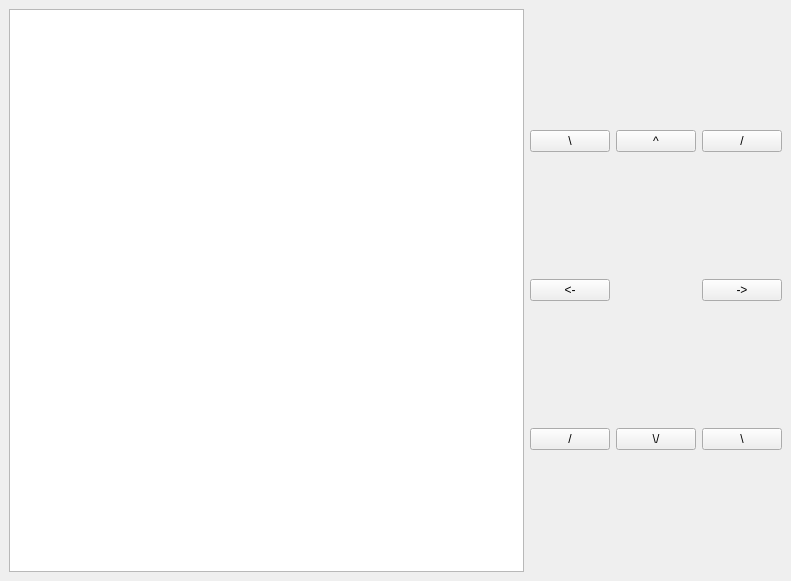
This is 2/src/forms_ui/main_window.ui in dazzlemon/diit_121-ipz_y2_cg as Qt 5 draws it before an edit. The edited form follows.
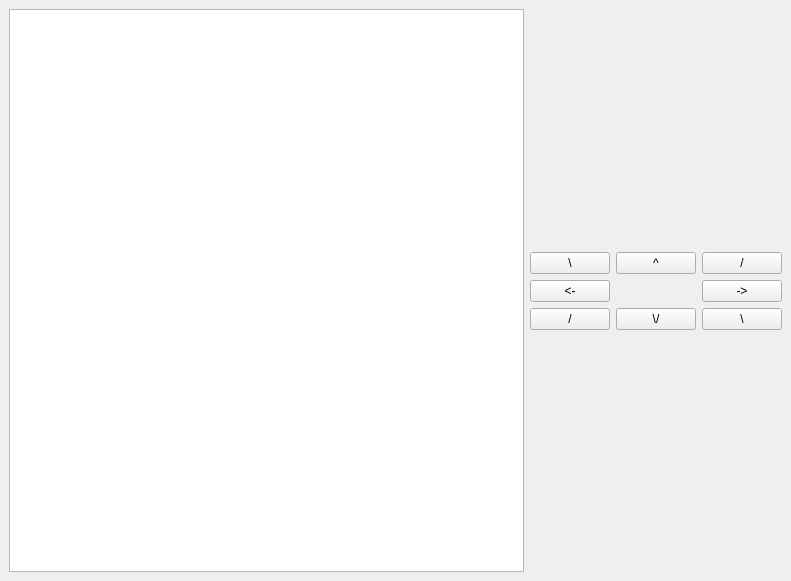
This is the edited form.

Commit message: control buttons together

Diff of the .ui file:
```diff
--- a/2/src/forms_ui/main_window.ui
+++ b/2/src/forms_ui/main_window.ui
@@ -26,62 +26,88 @@
     </item>
     <item row="2" column="2">
      <layout class="QGridLayout" name="gridLayout">
-      <item row="0" column="1">
+      <item row="1" column="1">
        <widget class="QPushButton" name="moveUpButton">
         <property name="text">
          <string>^</string>
         </property>
        </widget>
       </item>
-      <item row="0" column="2">
-       <widget class="QPushButton" name="moveRightUpButton">
-        <property name="text">
-         <string>/</string>
-        </property>
-       </widget>
-      </item>
-      <item row="1" column="2">
-       <widget class="QPushButton" name="moveRightButton">
-        <property name="text">
-         <string>-&gt;</string>
-        </property>
-       </widget>
-      </item>
-      <item row="2" column="2">
-       <widget class="QPushButton" name="moveRightDownButton">
-        <property name="text">
-         <string>\</string>
-        </property>
-       </widget>
-      </item>
-      <item row="1" column="0">
-       <widget class="QPushButton" name="moveLeftButton">
-        <property name="text">
-         <string>&lt;-</string>
-        </property>
-       </widget>
-      </item>
-      <item row="2" column="0">
+      <item row="3" column="0">
        <widget class="QPushButton" name="moveLeftDownButton">
         <property name="text">
          <string>/</string>
         </property>
        </widget>
       </item>
-      <item row="2" column="1">
+      <item row="0" column="1">
+       <spacer name="verticalSpacer_2">
+        <property name="orientation">
+         <enum>Qt::Vertical</enum>
+        </property>
+        <property name="sizeHint" stdset="0">
+         <size>
+          <width>20</width>
+          <height>40</height>
+         </size>
+        </property>
+       </spacer>
+      </item>
+      <item row="1" column="2">
+       <widget class="QPushButton" name="moveRightUpButton">
+        <property name="text">
+         <string>/</string>
+        </property>
+       </widget>
+      </item>
+      <item row="4" column="1">
+       <spacer name="verticalSpacer">
+        <property name="orientation">
+         <enum>Qt::Vertical</enum>
+        </property>
+        <property name="sizeHint" stdset="0">
+         <size>
+          <width>20</width>
+          <height>40</height>
+         </size>
+        </property>
+       </spacer>
+      </item>
+      <item row="3" column="1">
        <widget class="QPushButton" name="moveDownButton">
         <property name="text">
          <string>\/</string>
         </property>
        </widget>
       </item>
-      <item row="0" column="0">
+      <item row="1" column="0">
        <widget class="QPushButton" name="moveLeftUpButton">
         <property name="text">
          <string>\</string>
         </property>
        </widget>
       </item>
+      <item row="2" column="0">
+       <widget class="QPushButton" name="moveLeftButton">
+        <property name="text">
+         <string>&lt;-</string>
+        </property>
+       </widget>
+      </item>
+      <item row="2" column="2">
+       <widget class="QPushButton" name="moveRightButton">
+        <property name="text">
+         <string>-&gt;</string>
+        </property>
+       </widget>
+      </item>
+      <item row="3" column="2">
+       <widget class="QPushButton" name="moveRightDownButton">
+        <property name="text">
+         <string>\</string>
+        </property>
+       </widget>
+      </item>
      </layout>
     </item>
    </layout>
```
The commit also changes 2 other files.
